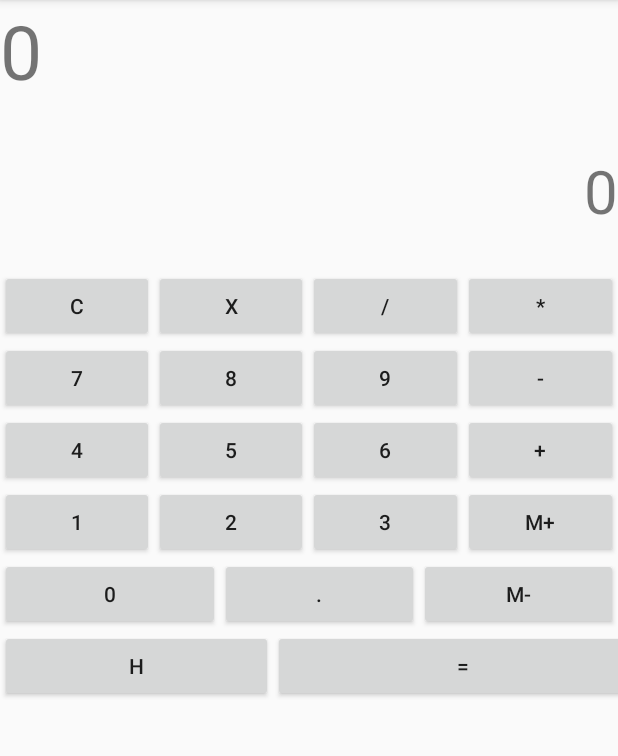
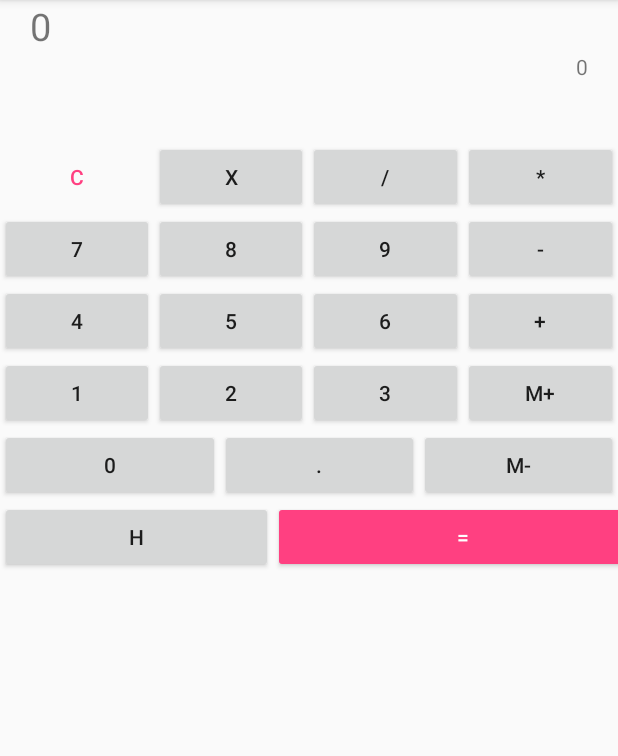
Before and after one commit to atikfahad/basicCalculatorInAndroid, an Android app: the screen it shows after launch (MainActivity), on a phone screen of 412 x 824 dp, the part 84-840 px from its top. Run offline under Robolectric (Android 15) with nearby library versions, the phone set to English and light mode, and no system bars.

Commit message:
Known all bugs fixed except for layout bug..

```diff
--- a/app/src/main/java/com/rfbuildersltdbd/basiccalculator/MainActivity.java
+++ b/app/src/main/java/com/rfbuildersltdbd/basiccalculator/MainActivity.java
@@ -145,7 +145,7 @@ public class MainActivity extends AppCompatActivity implements View.OnClickListe
         btnDot.setOnClickListener(new View.OnClickListener() {
             @Override
             public void onClick(View view) {
-                if(dotTest){
+                if(dotTest && !resultClicked){
                 showCalculation.append(".");
                 dotTest = false;
                 }
@@ -262,6 +262,8 @@ public class MainActivity extends AppCompatActivity implements View.OnClickListe
                     }
                     default:
                         showCalculation.setText("0");
+                        resultClicked = true;
+                        checkOperation = 0;
                         break;
 
                 }
@@ -276,6 +278,7 @@ public class MainActivity extends AppCompatActivity implements View.OnClickListe
                 value1 = 0;
                 dotTest = true;
                 showResult.setText("0");
+                checkOperation = 0;
             }
         });
 
--- a/app/src/main/res/layout/activity_history.xml
+++ b/app/src/main/res/layout/activity_history.xml
@@ -4,18 +4,24 @@
     xmlns:tools="http://schemas.android.com/tools"
     android:layout_width="fill_parent"
     android:layout_height="fill_parent"
+    android:weightSum="1"
     tools:context="com.rfbuildersltdbd.basiccalculator.HistoryActivity">
     <TableRow
         android:layout_width="wrap_content"
         android:layout_height="wrap_content"
-
         android:weightSum="1">
         <TextView
             android:id="@+id/text_view_id3"
             android:layout_width="wrap_content"
             android:layout_height="wrap_content"
             android:text="@string/view"
+            android:textSize="@dimen/font_size3"
             android:layout_weight="1"/>
+    </TableRow>
+    <TableRow
+        android:layout_width="wrap_content"
+        android:layout_height="wrap_content"
+        android:gravity="center">
         <Button
             android:id="@+id/button_idBack"
             android:layout_width="wrap_content"
--- a/app/src/main/res/layout/activity_main.xml
+++ b/app/src/main/res/layout/activity_main.xml
@@ -2,215 +2,225 @@
 <TableLayout xmlns:android="http://schemas.android.com/apk/res/android"
     xmlns:app="http://schemas.android.com/apk/res-auto"
     xmlns:tools="http://schemas.android.com/tools"
-    android:layout_width="fill_parent"
-    android:layout_height="fill_parent"
+    android:layout_width="match_parent"
+    android:layout_height="match_parent"
+    android:orientation="vertical"
     tools:context="com.rfbuildersltdbd.basiccalculator.MainActivity">
 
     <TableRow
-        android:layout_width="wrap_content"
-        android:layout_height="wrap_content"
+        android:layout_width="match_parent"
+        android:layout_height="match_parent"
 
         android:weightSum="1">
 
         <TextView
             android:id="@+id/text_view_id"
-            android:layout_width="wrap_content"
-            android:layout_height="100dp"
-            android:maxLength="12"
+            android:layout_width="match_parent"
+            android:layout_height="match_parent"
+            android:maxLength="15"
             android:text="@string/view"
             android:textSize="@dimen/font_size1"
+            android:layout_marginLeft="20dp"
+            android:layout_marginRight="20dp"
             android:layout_weight="1"/>
 
 
     </TableRow>
     <TableRow
-        android:layout_width="wrap_content"
-        android:layout_height="wrap_content"
+        android:layout_width="match_parent"
+        android:layout_height="match_parent"
         android:weightSum="1">
     <TextView
         android:id="@+id/text_view_id2"
         android:layout_width="match_parent"
-        android:layout_height="80dp"
+        android:layout_height="wrap_content"
         android:gravity="end"
+        android:autoSizeMinTextSize="15sp"
+        android:maxLines="1"
+        android:maxLength="45"
         android:text="@string/view2"
-        android:textSize="@dimen/font_size2"
+        android:layout_marginLeft="20dp"
+        android:layout_marginRight="20dp"
         android:layout_weight="1"/>
     </TableRow>
 
     <TableRow
-        android:layout_width="wrap_content"
-        android:layout_height="130dp"
-        android:weightSum="4">
+        android:layout_width="match_parent"
+        android:layout_height="match_parent"
+
+        android:layout_marginTop="40dp">
 
         <Button
             android:id="@+id/button_idCancel"
-            android:layout_width="wrap_content"
-            android:layout_height="wrap_content"
+            style="@style/Widget.AppCompat.Button.Borderless.Colored"
+            android:layout_width="match_parent"
+            android:layout_height="match_parent"
             android:layout_weight="1"
             android:text="@string/calcCancel" />
 
         <Button
             android:id="@+id/button_idCross"
-            android:layout_width="wrap_content"
-            android:layout_height="wrap_content"
+            android:layout_width="match_parent"
+            android:layout_height="match_parent"
             android:layout_weight="1"
             android:text="@string/calcCross" />
 
         <Button
             android:id="@+id/button_idDivision"
-            android:layout_width="wrap_content"
-            android:layout_height="wrap_content"
+            android:layout_width="match_parent"
+            android:layout_height="match_parent"
             android:layout_weight="1"
             android:text="@string/calcDivision" />
 
         <Button
             android:id="@+id/button_idMultiplication"
-            android:layout_width="wrap_content"
-            android:layout_height="wrap_content"
+            android:layout_width="match_parent"
+            android:layout_height="match_parent"
             android:layout_weight="1"
             android:text="@string/calcMultiplication" />
 
     </TableRow>
 
     <TableRow
-        android:layout_height="wrap_content"
-        android:layout_width="wrap_content">
+        android:layout_height="match_parent"
+        android:layout_width="match_parent">
         <Button
             android:id="@+id/button_id7"
-            android:layout_width="wrap_content"
-            android:layout_height="wrap_content"
+            android:layout_width="match_parent"
+            android:layout_height="match_parent"
             android:layout_weight="1"
             android:text="@string/calcSeven" />
 
         <Button
             android:id="@+id/button_id8"
-            android:layout_width="wrap_content"
-            android:layout_height="wrap_content"
+            android:layout_width="match_parent"
+            android:layout_height="match_parent"
             android:layout_weight="1"
             android:text="@string/calcEight" />
 
         <Button
             android:id="@+id/button_id9"
-            android:layout_width="wrap_content"
-            android:layout_height="wrap_content"
+            android:layout_width="match_parent"
+            android:layout_height="match_parent"
             android:layout_weight="1"
             android:text="@string/calcNine" />
         <Button
             android:id="@+id/button_idMinus"
-            android:layout_width="wrap_content"
-            android:layout_height="wrap_content"
+            android:layout_width="match_parent"
+            android:layout_height="match_parent"
             android:layout_weight="1"
             android:text="@string/calcMinus" />
     </TableRow>
 
     <TableRow
-        android:layout_height="wrap_content"
-        android:layout_width="wrap_content">
+        android:layout_height="match_parent"
+        android:layout_width="match_parent">
 
         <Button
             android:id="@+id/button_id4"
-            android:layout_width="wrap_content"
-            android:layout_height="wrap_content"
+            android:layout_width="match_parent"
+            android:layout_height="match_parent"
             android:layout_weight="1"
             android:text="@string/calcFour" />
 
         <Button
             android:id="@+id/button_id5"
-            android:layout_width="wrap_content"
-            android:layout_height="wrap_content"
+            android:layout_width="match_parent"
+            android:layout_height="match_parent"
             android:layout_weight="1"
             android:text="@string/calcFive" />
 
         <Button
             android:id="@+id/button_id6"
-            android:layout_width="wrap_content"
-            android:layout_height="wrap_content"
+            android:layout_width="match_parent"
+            android:layout_height="match_parent"
             android:layout_weight="1"
             android:text="@string/calcSix" />
 
         <Button
             android:id="@+id/button_idPlus"
-            android:layout_width="wrap_content"
-            android:layout_height="wrap_content"
+            android:layout_width="match_parent"
+            android:layout_height="match_parent"
             android:layout_weight="1"
             android:text="@string/calcPlus" />
     </TableRow>
 
 
     <TableRow
-        android:layout_height="wrap_content"
-        android:layout_width="wrap_content">
+        android:layout_height="match_parent"
+        android:layout_width="match_parent">
         <Button
             android:id="@+id/button_id1"
-            android:layout_width="wrap_content"
-            android:layout_height="wrap_content"
+            android:layout_width="match_parent"
+            android:layout_height="match_parent"
             android:layout_weight="1"
             android:text="@string/calcOne" />
 
         <Button
             android:id="@+id/button_id2"
-            android:layout_width="wrap_content"
-            android:layout_height="wrap_content"
+            android:layout_width="match_parent"
+            android:layout_height="match_parent"
             android:layout_weight="1"
             android:text="@string/calcTwo" />
 
         <Button
             android:id="@+id/button_id3"
-            android:layout_width="wrap_content"
-            android:layout_height="wrap_content"
+            android:layout_width="match_parent"
+            android:layout_height="match_parent"
             android:layout_weight="1"
             android:text="@string/calcThree" />
         <Button
             android:id="@+id/button_idMplus"
-            android:layout_width="wrap_content"
-            android:layout_height="wrap_content"
+            android:layout_width="match_parent"
+            android:layout_height="match_parent"
             android:layout_weight="1"
             android:text="@string/mPlus" />
     </TableRow>
     <TableRow
-        android:layout_height="wrap_content"
-        android:layout_width="wrap_content"
+        android:layout_height="match_parent"
+        android:layout_width="match_parent"
         android:weightSum="10">
 
         <Button
             android:id="@+id/button_idZero"
-            android:layout_width="wrap_content"
-            android:layout_height="wrap_content"
+            android:layout_width="match_parent"
+            android:layout_height="match_parent"
             android:layout_weight="4"
             android:text="@string/calcZero" />
 
         <Button
             android:id="@+id/button_idDot"
-            android:layout_width="wrap_content"
-            android:layout_height="wrap_content"
+            android:layout_width="match_parent"
+            android:layout_height="match_parent"
             android:layout_weight="3"
             android:text="@string/calcDot" />
         <Button
             android:id="@+id/button_idMminus"
-            android:layout_width="wrap_content"
-            android:layout_height="wrap_content"
+            android:layout_width="match_parent"
+            android:layout_height="match_parent"
             android:layout_weight="3"
             android:text="@string/mMinus" />
 
     </TableRow>
     <TableRow
-        android:layout_height="wrap_content"
-        android:layout_width="wrap_content"
+        android:layout_height="match_parent"
+        android:layout_width="match_parent"
         android:weightSum="10">
-        <Button
-            android:id="@+id/button_idHistory"
-            android:layout_width="wrap_content"
-            android:layout_height="wrap_content"
-            android:layout_weight="4"
-            android:text="@string/history" />
-
+            <Button
+                android:id="@+id/button_idHistory"
+                android:layout_width="match_parent"
+                android:layout_height="match_parent"
+                android:layout_weight="4"
+                android:text="@string/history" />
 
         <Button
             android:id="@+id/button_idEqual"
-            android:layout_width="wrap_content"
-            android:layout_height="wrap_content"
+            style="@style/Widget.AppCompat.Button.Colored"
+            android:layout_width="match_parent"
+            android:layout_height="match_parent"
             android:layout_weight="7"
             android:text="@string/calcEqual" />
     </TableRow>
 
+
 </TableLayout>
--- a/app/src/main/res/values/strings.xml
+++ b/app/src/main/res/values/strings.xml
@@ -26,6 +26,7 @@
     <string name="back">Back</string>
 
 
-    <dimen name="font_size1">50sp</dimen>
-    <dimen name="font_size2">40sp</dimen>
+    <dimen name="font_size1">25sp</dimen>
+    <dimen name="font_size2">20sp</dimen>
+    <dimen name="font_size3">20sp</dimen>
 </resources>
```
